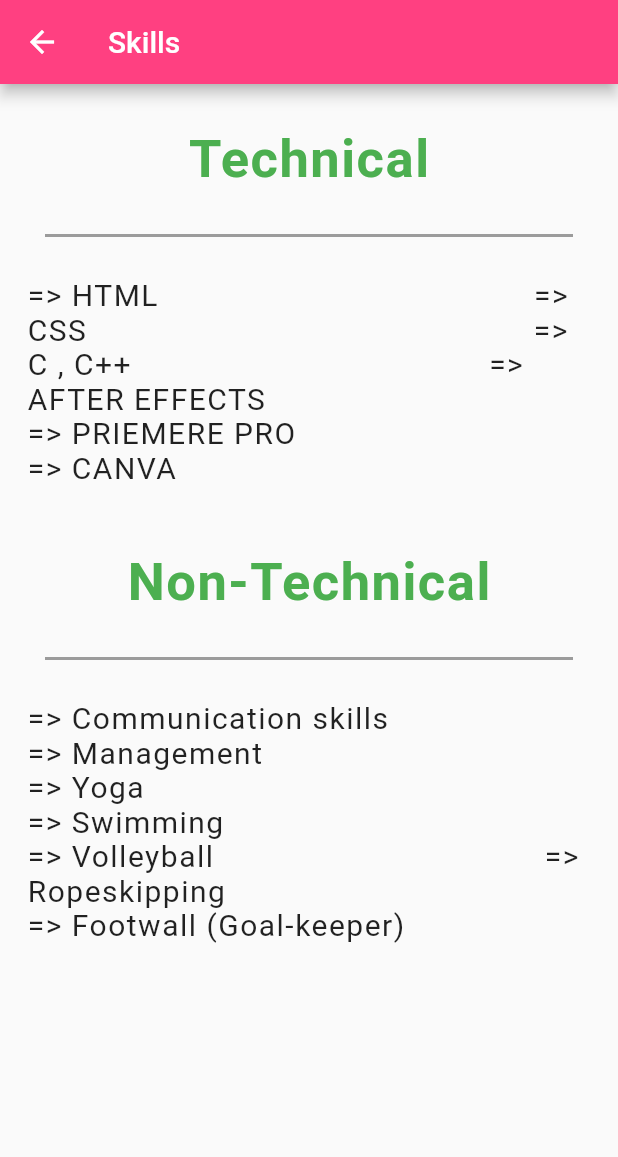
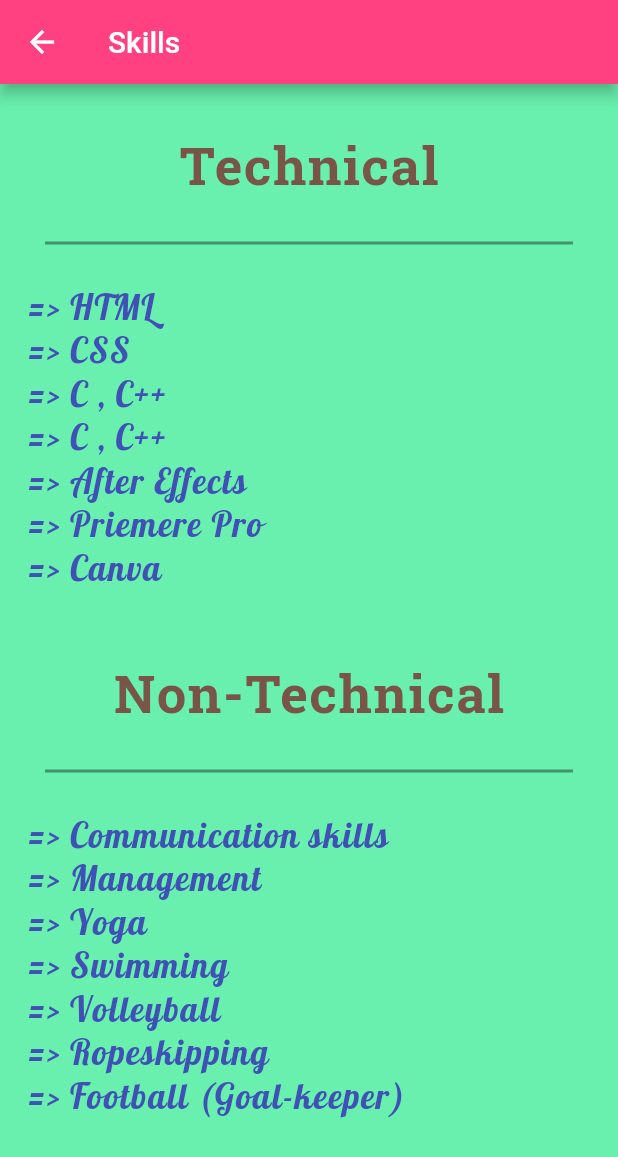
Before and after one commit to anshulkapoor08/portfolio, a Flutter app: the screen it shows after launch, after a tap on the "now widgets" icon, on a phone screen of 412 x 824 dp. Shown: the top 1157 px of the screen. Run offline on Flutter 3.47's test engine with Material 2 defaults, Android fonts, the phone set to English and light mode, and no system bars.

Commit message:
first commit

```diff
--- a/lib/Screen/home3.dart
+++ b/lib/Screen/home3.dart
@@ -6,6 +6,7 @@ class Home3 extends StatelessWidget {
   @override
   Widget build(BuildContext context) {
     return Scaffold(
+      backgroundColor: Colors.greenAccent,
       appBar: AppBar(
         title: Text('Skills'),
         backgroundColor: Colors.pinkAccent,
@@ -18,9 +19,10 @@ class Home3 extends StatelessWidget {
             child: Text(
               'Technical',
               style: TextStyle(
+                fontFamily: 'RobotoSlab',
                 fontSize: 35,
                 fontWeight: FontWeight.bold,
-                color: Colors.green,
+                color: Colors.brown,
                 letterSpacing: 1,
               ),
             ),
@@ -36,16 +38,19 @@ class Home3 extends StatelessWidget {
             margin: EdgeInsets.all(10),
             padding: EdgeInsets.fromLTRB(8, 8, 8, 5),
             child: Text(
-              "=> HTML                                          "
-              "=> CSS                                                  "
-              "=> C , C++                                        "
-              "=> AFTER EFFECTS                                       "
-              "=> PRIEMERE PRO                                     "
-              "=> CANVA                                           ",
+              "=> HTML                                                        "
+              "=> CSS                                                         "
+              "=> C , C++                                                     "
+              "=> C , C++                                                     "
+              "=> After Effects                                       "
+              "=> Priemere Pro                                    "
+              "=> Canva                                          ",
               textAlign: TextAlign.left,
               style: TextStyle(
+                color: Colors.indigo,
+                fontFamily: 'Lobster 400',
                 fontWeight: FontWeight.normal,
-                fontSize: 20,
+                fontSize: 23,
                 letterSpacing: 1,
               ),
             ),
@@ -56,9 +61,10 @@ class Home3 extends StatelessWidget {
             child: Text(
               'Non-Technical',
               style: TextStyle(
+                fontFamily: 'RobotoSlab',
                 fontSize: 35,
                 fontWeight: FontWeight.bold,
-                color: Colors.green,
+                color: Colors.brown,
                 letterSpacing: 1,
               ),
             ),
@@ -77,14 +83,16 @@ class Home3 extends StatelessWidget {
               "=> Communication skills                                          "
               "=> Management                                                  "
               "=> Yoga                                                   "
-              "=> Swimming                                       "
-              "=> Volleyball                                     "
+              "=> Swimming                                             "
+              "=> Volleyball                                             "
               "=> Ropeskipping                                             "
-              "=> Footwall (Goal-keeper)                                           ",
+              "=> Football (Goal-keeper)                                           ",
               textAlign: TextAlign.left,
               style: TextStyle(
+                color: Colors.indigo,
+                fontFamily: 'Lobster 400',
                 fontWeight: FontWeight.normal,
-                fontSize: 20,
+                fontSize: 23,
                 letterSpacing: 1,
               ),
             ),
--- a/lib/main.dart
+++ b/lib/main.dart
@@ -38,7 +38,7 @@ class Myapp extends StatelessWidget {
                   margin: EdgeInsets.all(35.0),
                   child: CircleAvatar(
                     radius: 130,
-                    backgroundImage: AssetImage('image/sn.jpeg'),
+                    backgroundImage: AssetImage('image/kp5.jpg'),
                   ),
                 ),
                 SizedBox(height: 0),
```
Also changed, not shown: lib/Screen/home2.dart (+13 -7 lines), lib/Screen/home4.dart (+14 -7 lines), pubspec.yaml (+7 -0 lines), fonts/AbrilFatface-Regular.ttf (added), fonts/Lobster-Regular.ttf (added), fonts/Shrikhand-Regular.ttf (added), image/img.png (added), image/kp4.jpg (added), image/kp5.jpg (added).
